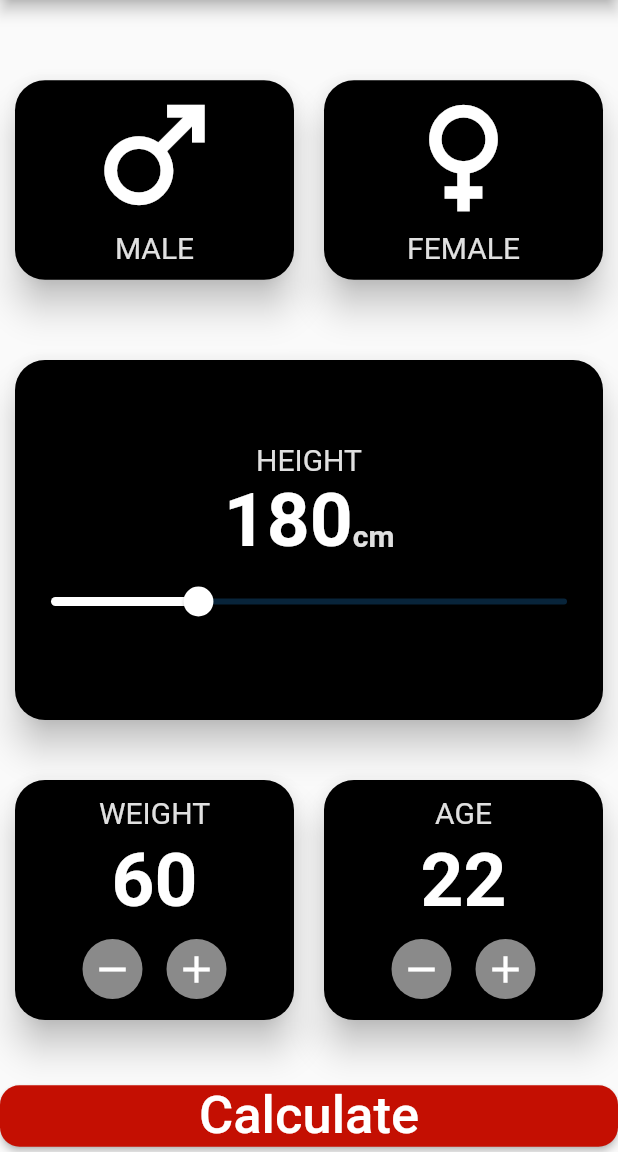
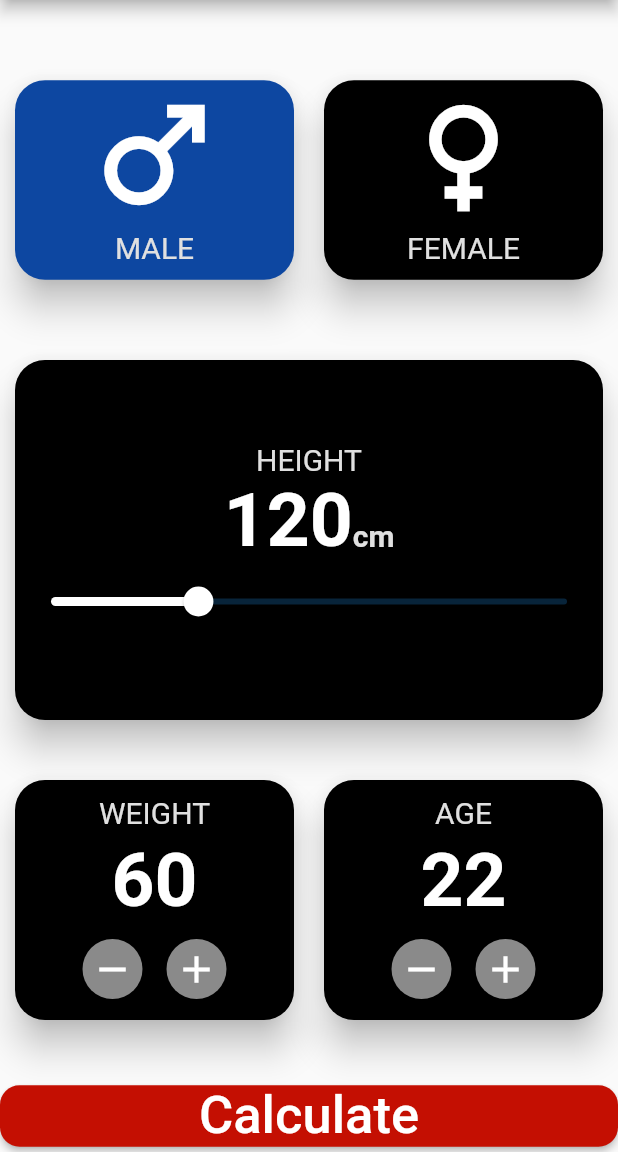
Before and after one commit to Mostafa-Bkry/BMI-Calculator, a Flutter app: the screen it shows after launch, on a phone screen of 412 x 824 dp, the part 84-1236 px from its top. Run offline on Flutter 3.47's test engine with Material 2 defaults, Android fonts, the phone set to English and light mode, and no system bars.

```diff
--- a/lib/homepage.dart
+++ b/lib/homepage.dart
@@ -8,7 +8,8 @@ class BMIScreen extends StatefulWidget {
 }
 
 class _BMIScreenState extends State<BMIScreen> {
-  double sliderValue = 120.0;
+  bool isMale = true;
+  double sliderValue = 120;
   int weight = 60;
   int age = 22;
 
@@ -32,12 +33,18 @@ class _BMIScreenState extends State<BMIScreen> {
               mainAxisAlignment: MainAxisAlignment.center,
               children: [
                 Expanded(
+                  child: GestureDetector(
+                    onTap: () {
+                      setState(() {
+                        isMale = true;
+                      });
+                    },
                     child: Card(
                       clipBehavior: Clip.hardEdge,
                       margin: const EdgeInsets.symmetric(
                         horizontal: 10,
                       ),
-                    color: Colors.black,
+                      color: isMale ? Colors.blue[900] : Colors.black,
                       elevation: 10,
                       shape: RoundedRectangleBorder(
                         borderRadius: BorderRadius.circular(20),
@@ -65,13 +72,20 @@ class _BMIScreenState extends State<BMIScreen> {
                       ),
                     ),
                   ),
+                ),
                 Expanded(
+                  child: GestureDetector(
+                    onTap: () {
+                      setState(() {
+                        isMale = false;
+                      });
+                    },
                     child: Card(
                       clipBehavior: Clip.hardEdge,
                       margin: const EdgeInsets.symmetric(
                         horizontal: 10,
                       ),
-                    color: Colors.black,
+                      color: !isMale ? Colors.blue[900] : Colors.black,
                       elevation: 10,
                       shape: RoundedRectangleBorder(
                         borderRadius: BorderRadius.circular(20),
@@ -96,6 +110,7 @@ class _BMIScreenState extends State<BMIScreen> {
                             height: 10,
                           ),
                         ],
+                      ),
                     ),
                   ),
                 ),
@@ -130,9 +145,9 @@ class _BMIScreenState extends State<BMIScreen> {
                       crossAxisAlignment: CrossAxisAlignment.baseline,
                       textBaseline: TextBaseline.alphabetic,
                       children: [
-                        const Text(
-                          '180',
-                          style: TextStyle(
+                        Text(
+                          '${sliderValue.round()}',
+                          style: const TextStyle(
                             color: Colors.white,
                             fontSize: 50,
                             fontWeight: FontWeight.bold,
@@ -162,7 +177,7 @@ class _BMIScreenState extends State<BMIScreen> {
                         setState(() {
                           sliderValue = value;
                         });
-                        print(value.round());
+                        //print(value.round());
                       },
                       activeColor: Colors.white,
                     ),
```
Lines whose indentation alone changed are shown as unchanged.
